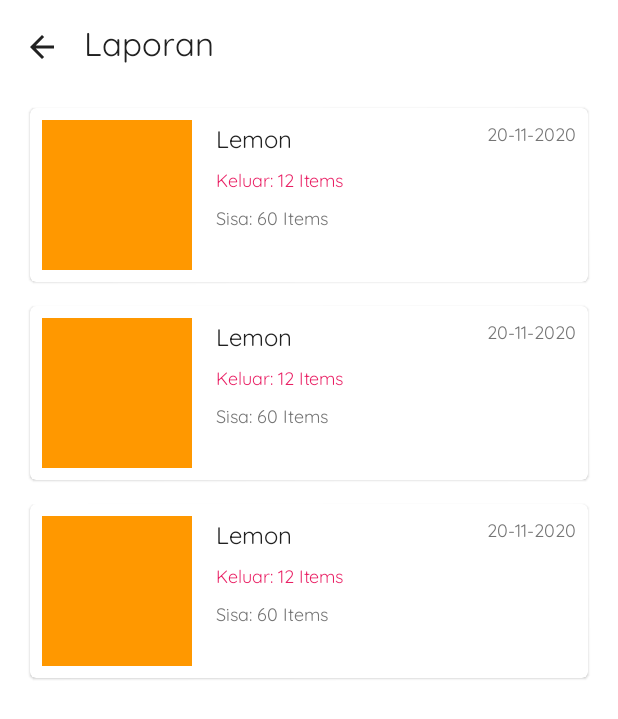
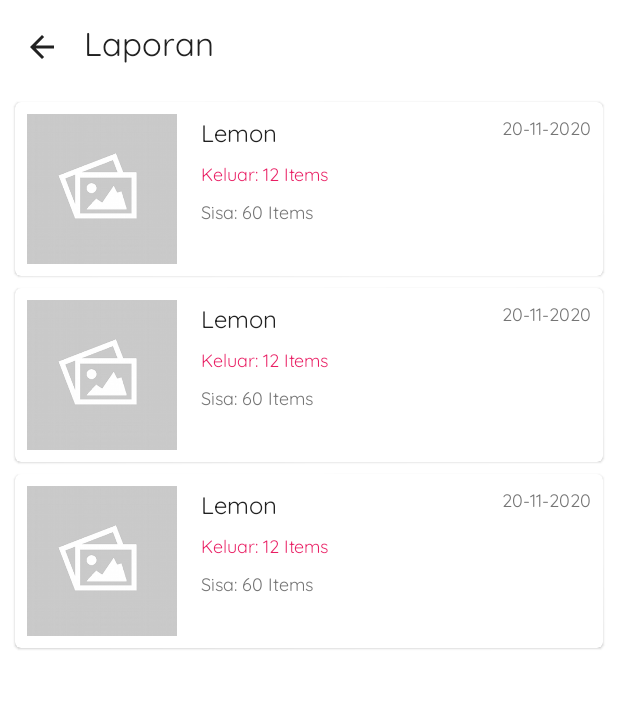
Before and after one commit to rafliandreansyah/InventarisBarang, an Android app: the layout fragment_report.xml on its own in the app's theme, with its tools: preview values and no code run, on a phone screen of 412 x 824 dp. Shown: the top 719 px of the screen. Run offline under Robolectric (Android 15) with nearby library versions, the phone set to English and light mode, and no system bars; plain views replace RoundRectView.

Commit message:
Mengambil data report dan ditampilkan pada recycleview

```diff
--- a/app/src/main/res/layout/fragment_product.xml
+++ b/app/src/main/res/layout/fragment_product.xml
@@ -93,13 +93,13 @@
             android:textSize="12sp"
             android:layout_gravity="center_horizontal"
             style="@style/TextRegularSecondary"
-            android:text="@string/data_produk_kosong_silahkan_tambah_produk" />
+            android:text="@string/empty_report" />
     </LinearLayout>
 
     <ProgressBar
         android:id="@+id/loading_product"
         android:layout_width="wrap_content"
-        android:layout_height="23dp"
+        android:layout_height="wrap_content"
         android:layout_gravity="center"
         android:visibility="invisible" />
 
--- a/app/src/main/res/layout/fragment_report.xml
+++ b/app/src/main/res/layout/fragment_report.xml
@@ -49,8 +49,45 @@
             android:layout_height="match_parent"
             android:layout_marginTop="@dimen/dip_8"
             tools:listitem="@layout/list_item_report"/>
-
-
     </LinearLayout>
 
+    <LinearLayout
+        android:id="@+id/layout_empty_report"
+        android:layout_width="wrap_content"
+        android:layout_height="wrap_content"
+        android:layout_gravity="center"
+        android:visibility="invisible"
+        android:orientation="vertical">
+        <ImageView
+            android:layout_width="200dp"
+            android:layout_height="150dp"
+            android:layout_gravity="center_horizontal"
+            android:src="@drawable/illustration_empty"
+            android:contentDescription="@string/illustrasi_data_kosong" />
+
+        <TextView
+            android:layout_width="wrap_content"
+            android:layout_height="wrap_content"
+            android:textSize="18sp"
+            android:layout_gravity="center_horizontal"
+            style="@style/TextRegularPrimary"
+            android:layout_marginTop="@dimen/dip_8"
+            android:text="@string/oops" />
+
+        <TextView
+            android:layout_width="wrap_content"
+            android:layout_height="wrap_content"
+            android:textSize="12sp"
+            android:layout_gravity="center_horizontal"
+            style="@style/TextRegularSecondary"
+            android:text="@string/data_produk_kosong_silahkan_tambah_produk" />
+    </LinearLayout>
+
+    <ProgressBar
+        android:id="@+id/loading_report"
+        android:layout_width="wrap_content"
+        android:layout_height="wrap_content"
+        android:layout_gravity="center"
+        android:visibility="invisible" />
+
 </FrameLayout>
--- a/app/src/main/res/layout/list_item_product.xml
+++ b/app/src/main/res/layout/list_item_product.xml
@@ -4,9 +4,8 @@
     android:layout_height="wrap_content"
     xmlns:app="http://schemas.android.com/apk/res-auto"
     xmlns:tools="http://schemas.android.com/tools"
-    android:layout_marginHorizontal="@dimen/dip_20"
+    android:layout_marginHorizontal="@dimen/dip_16"
     app:cardCornerRadius="@dimen/dip_4"
-    android:elevation="@dimen/dip_4"
     android:layout_marginVertical="@dimen/dip_4">
 
     <LinearLayout
--- a/app/src/main/res/layout/list_item_report.xml
+++ b/app/src/main/res/layout/list_item_report.xml
@@ -4,10 +4,9 @@
     android:layout_height="wrap_content"
     xmlns:app="http://schemas.android.com/apk/res-auto"
     xmlns:tools="http://schemas.android.com/tools"
-    android:layout_marginVertical="8dp"
-    android:layout_marginHorizontal="@dimen/dip_20"
-    app:cardCornerRadius="@dimen/dip_4"
-    android:elevation="@dimen/dip_4">
+    android:layout_marginVertical="@dimen/dip_4"
+    android:layout_marginHorizontal="10dp"
+    app:cardCornerRadius="@dimen/dip_4">
 
     <LinearLayout
         android:layout_width="match_parent"
@@ -18,7 +17,6 @@
         <com.github.florent37.shapeofview.shapes.RoundRectView
             android:layout_width="100dp"
             android:layout_height="100dp"
-            android:elevation="4dp"
             app:shape_roundRect_bottomLeftRadius="4dp"
             app:shape_roundRect_bottomRightRadius="4dp"
             app:shape_roundRect_topLeftRadius="4dp"
@@ -28,7 +26,8 @@
                 android:id="@+id/img_item_report"
                 android:layout_width="match_parent"
                 android:layout_height="match_parent"
-                tools:src="@color/colorAccent"
+                android:src="@drawable/empty_image_product"
+                android:scaleType="centerCrop"
                 android:contentDescription="@string/image_item_report" />
 
         </com.github.florent37.shapeofview.shapes.RoundRectView>
--- a/app/src/main/res/values/strings.xml
+++ b/app/src/main/res/values/strings.xml
@@ -103,6 +103,8 @@
     <string name="illustrasi_data_kosong">illustrasi data kosong</string>
     <string name="oops">Oops...</string>
     <string name="data_produk_kosong_silahkan_tambah_produk">Data produk kosong. Silahkan tambah produk.</string>
+    <string name="empty_report">Data report kosong.</string>
+
 
     <string name="delete">Hapus</string>
     <string name="cancel">Tidak</string>
```
Also changed, not shown: app/src/main/java/com/azhara/inventarisbarang/home/report/ReportFragment.kt (+56 -38 lines), app/src/main/java/com/azhara/inventarisbarang/home/report/viewmodel/ReportViewModel.kt (+32 -0 lines).
